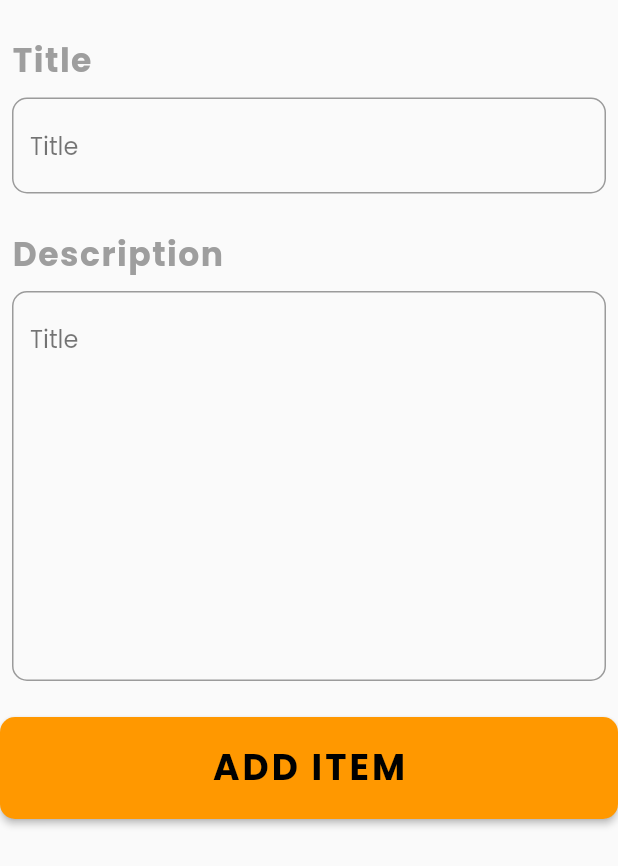
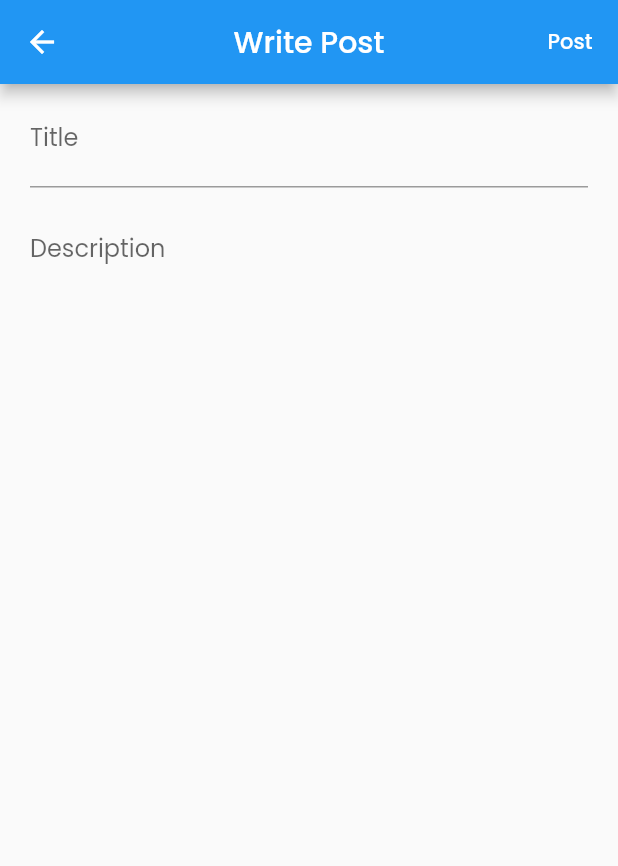
Before and after one commit to CS-JustinDelaRapa/Simplify, a Flutter app: the AddPostForm screen opened directly, on a phone screen of 412 x 824 dp. Shown: the top 866 px of the screen. Run offline on Flutter 3.47's test engine with Material 2 defaults, Android fonts, the phone set to English and light mode, and no system bars; our stand-ins replace cloud_firestore, curved_navigation_bar, firebase_auth, firebase_core, flutter_datetime_picker, flutter_local_notifications and 6 more; accounts and stored records are empty.

Commit message:
home fetch

```diff
--- a/lib/page/boosterCommunity/model/myuser.dart
+++ b/lib/page/boosterCommunity/model/myuser.dart
@@ -4,12 +4,3 @@ class MyUser {
 
   MyUser({this.uid, this.verified});
 }
-
-class CurrentUserInfo {
-  final String? uid;
-  final String? firstName;
-  final String? lastName;
-  final String? school;
-
-  CurrentUserInfo({this.uid, this.firstName, this.lastName,  this.school});
-}
--- /dev/null
+++ b/lib/page/boosterCommunity/screen/home/homeTab/add_post_form.dart
@@ -0,0 +1,98 @@
+import 'package:flutter/material.dart';
+import 'package:simplify/page/boosterCommunity/service/firebaseHelper.dart';
+
+class AddPostForm extends StatefulWidget {
+  const AddPostForm({Key? key}) : super(key: key);
+
+  @override
+  _AddPostState createState() => _AddPostState();
+}
+
+class _AddPostState extends State<AddPostForm> {
+  final _addItemFormKey = GlobalKey<FormState>();
+  bool _isProcessing = false;
+
+  //input holder
+  String _title = '',
+        _description = '';
+
+  @override
+  Widget build(BuildContext context) {
+    return Scaffold(
+      resizeToAvoidBottomInset: false,
+      appBar: AppBar(
+        centerTitle: true,
+        title: Text('Write Post'),
+        actions: [           _isProcessing
+                ? Padding(
+                    padding: const EdgeInsets.all(16.0),
+                    child: CircularProgressIndicator(
+                      valueColor: AlwaysStoppedAnimation<Color>(
+                        Colors.orange,
+                      ),
+                    ),
+                  )
+          :TextButton(
+              onPressed: () async {
+                if (_addItemFormKey.currentState!.validate()) {
+                  await AuthService().addItem(
+                    _title,
+                    _description,
+                  );
+                  setState(() {
+                    _isProcessing = false;
+                  });
+                  Navigator.of(context).pop();
+                }
+              },
+            child: Text('Post', style: TextStyle(color: Colors.white,))
+          )
+        ],
+      ),
+      body: SingleChildScrollView(
+        child: Form(
+          key: _addItemFormKey,
+          child: Column(
+            children: [
+              Padding(
+                padding: const EdgeInsets.fromLTRB(20, 5, 20, 5),
+                child: TextFormField(
+                  maxLines: 1,
+                  decoration: InputDecoration(
+                    hintText: 'An Interesting Title',
+                    labelText: 'Title',
+                  ),
+                  validator: (value) =>
+                      value != null && value.isEmpty ? 'Required Title' : null,
+                  onChanged: (value) {
+                    setState(() {
+                      _title = value.trim();
+                    });
+                  },
+                ),
+              ),
+              Padding(
+                padding: const EdgeInsets.fromLTRB(20, 5, 20, 5),
+                child: TextFormField(
+                  maxLines: null,
+                  decoration: InputDecoration(
+                    hintText: 'Brief and clear explanation',
+                    labelText: 'Description',
+                    border: InputBorder.none,
+                  ),
+                  validator: (value) =>
+                      value != null && value.isEmpty ? 'Required Description' : null,
+                  onChanged: (value) {
+                    setState(() {
+                      _description = value.trim();
+                    });
+                  },
+                ),
+              ),
+            ],
+          ),
+        ),
+      ),
+      );
+  }
+}
--- a/lib/page/boosterCommunity/screen/home/writePost/add_post_form.dart
+++ /dev/null
@@ -1,148 +0,0 @@
-import 'package:flutter/material.dart';
-import 'package:simplify/page/boosterCommunity/service/firebaseHelper.dart';
-import 'package:simplify/page/boosterCommunity/service/validator.dart';
-
-class AddPostForm extends StatefulWidget {
-  const AddPostForm({Key? key}) : super(key: key);
-
-  @override
-  _AddPostState createState() => _AddPostState();
-}
-
-class _AddPostState extends State<AddPostForm> {
-  final _addItemFormKey = GlobalKey<FormState>();
-  bool _isProcessing = false;
-
-  final TextEditingController _titleController = TextEditingController();
-  final TextEditingController _descriptionController = TextEditingController();
-
-  @override
-  Widget build(BuildContext context) {
-    return Form(
-      key: _addItemFormKey,
-      child: Column(
-        children: [
-          Padding(
-            padding: const EdgeInsets.only(
-              left: 8.0,
-              right: 8.0,
-              bottom: 24.0,
-            ),
-            child: Column(
-              crossAxisAlignment: CrossAxisAlignment.start,
-              children: [
-                // eto yung title form field
-                SizedBox(height: 24.0),
-                Text(
-                  'Title',
-                  style: TextStyle(
-                    color: Colors.grey,
-                    fontSize: 22.0,
-                    letterSpacing: 1,
-                    fontWeight: FontWeight.bold,
-                  ),
-                ),
-                SizedBox(height: 8.0),
-                TextFormField(
-                  controller: _titleController,
-                  keyboardType: TextInputType.text,
-                  validator: (value) => Validator.validateField(
-                    value: value!,
-                  ),
-                  decoration: InputDecoration(
-                    border: OutlineInputBorder(
-                        borderSide:
-                            BorderSide(width: 2, color: Colors.grey.shade300),
-                        borderRadius: BorderRadius.circular(10)),
-                    hintText: 'Title',
-                    hintStyle: TextStyle(color: Colors.black54),
-                  ),
-                ),
-                //eto yung description form field
-                SizedBox(height: 24.0),
-                Text(
-                  'Description',
-                  style: TextStyle(
-                    color: Colors.grey,
-                    fontSize: 22.0,
-                    letterSpacing: 1,
-                    fontWeight: FontWeight.bold,
-                  ),
-                ),
-                SizedBox(height: 8.0),
-                TextFormField(
-                  maxLines: 10,
-                  controller: _descriptionController,
-                  keyboardType: TextInputType.text,
-                  validator: (value) => Validator.validateField(
-                    value: value!,
-                  ),
-                  decoration: InputDecoration(
-                    border: OutlineInputBorder(
-                        borderSide:
-                            BorderSide(width: 2, color: Colors.grey.shade300),
-                        borderRadius: BorderRadius.circular(10)),
-                    hintText: 'Title',
-                    hintStyle: TextStyle(color: Colors.black54),
-                  ),
-                ),
-              ],
-            ),
-          ),
-          _isProcessing
-              ? Padding(
-                  padding: const EdgeInsets.all(16.0),
-                  child: CircularProgressIndicator(
-                    valueColor: AlwaysStoppedAnimation<Color>(
-                      Colors.orange,
-                    ),
-                  ),
-                )
-              : Container(
-                  //eto na yung button nagpoprocess ng laman
-                  width: double.maxFinite,
-                  child: ElevatedButton(
-                    style: ButtonStyle(
-                      backgroundColor: MaterialStateProperty.all(
-                        Colors.orange,
-                      ),
-                      shape: MaterialStateProperty.all(
-                        RoundedRectangleBorder(
-                          borderRadius: BorderRadius.circular(10),
-                        ),
-                      ),
-                    ),
-                    onPressed: () async {
-                      if (_addItemFormKey.currentState!.validate()) {
-                        setState(() {
-                          _isProcessing = true;
-                        });
-                          await AuthService().addItem(
-                             _titleController.text,
-                            _descriptionController.text,
-                          );
-                          setState(() {
-                            _isProcessing = false;
-                          });
-                        Navigator.of(context).pop();
-                      }
-                    },
-                    child: Padding(
-                      padding: EdgeInsets.only(top: 16.0, bottom: 16.0),
-                      child: Text(
-                        'ADD ITEM',
-                        style: TextStyle(
-                          fontSize: 24,
-                          fontWeight: FontWeight.bold,
-                          color: Colors.black,
-                          letterSpacing: 2,
-                        ),
-                      ),
-                    ),
-                  ),
-                ),
-        ],
-      ),
-    );
-  }
-}
--- a/lib/page/diary/diaryScreens/diary_add_UI.dart
+++ b/lib/page/diary/diaryScreens/diary_add_UI.dart
@@ -85,7 +85,7 @@ class _DiaryFormWidgetState extends State<DiaryFormWidget> {
       );
   Widget buildDescription() => Expanded(
         child: TextFormField(
-          maxLines: MediaQuery.of(context).size.height.toInt(),
+          maxLines: 1,
           initialValue: widget.description,
           style: TextStyle(fontSize: 18),
           decoration: InputDecoration(
```
Also changed, not shown: lib/page/boosterCommunity/screen/home/boosterHome.dart (+5 -39 lines), lib/page/boosterCommunity/screen/home/homeTab/homeTab.dart (added, +108 -0 lines), lib/page/boosterCommunity/screen/home/profileTab/profile.dart (added, +113 -0 lines), lib/page/boosterCommunity/service/firebaseHelper.dart (+27 -41 lines), lib/page/boosterCommunity/service/validator.dart (deleted, +0 -9 lines).
